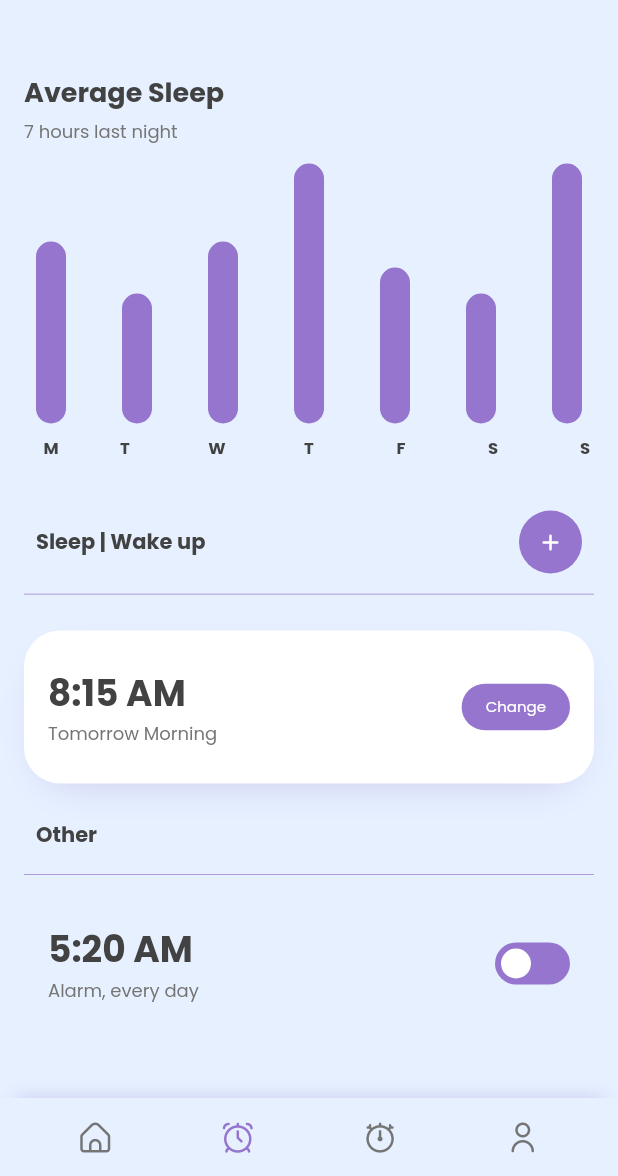
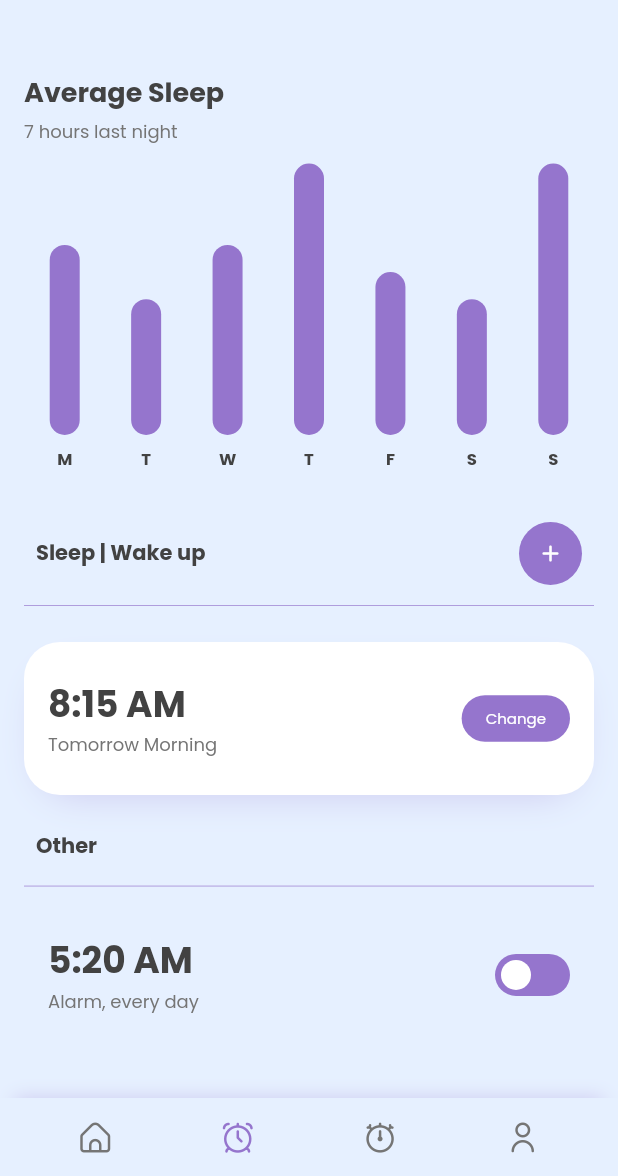
Before and after one commit to es-victor/dribbble-shots-2022, a Flutter app: the screen it shows after launch, on a phone screen of 412 x 824 dp, the part 60-1236 px from its top. Run offline on Flutter 3.47's test engine with Material 2 defaults, Android fonts, the phone set to English and light mode, and no system bars; drawn by our look-alikes of fl_chart; our stand-ins replace google_fonts.

Commit message:
shot01 completed

```diff
--- a/lib/dribbble_shots/shot_01/shot_01_home.dart
+++ b/lib/dribbble_shots/shot_01/shot_01_home.dart
@@ -169,10 +169,8 @@ class _Shot01HomeState extends State<Shot01Home> {
     );
   }
 
-  Padding chart() {
-    return Padding(
-      padding: const EdgeInsets.symmetric(horizontal: 8.0),
-      child: AspectRatio(
+  AspectRatio chart() {
+    return AspectRatio(
       aspectRatio: 2.1,
       child: BarChart(
         BarChartData(
@@ -190,8 +188,7 @@ class _Shot01HomeState extends State<Shot01Home> {
             leftTitle: AxisTitle(margin: 10, reservedSize: 0100),
           ),
           barGroups: Shot01().data,
-            alignment: BarChartAlignment.spaceBetween,
-          ),
+          alignment: BarChartAlignment.spaceAround,
         ),
       ),
     );
@@ -364,8 +361,9 @@ class _Shot01HomeState extends State<Shot01Home> {
 
   Row weekDays() {
     return Row(mainAxisAlignment: MainAxisAlignment.spaceBetween, children: [
-      Container(
-        padding: const EdgeInsets.symmetric(horizontal: 13, vertical: 8),
+      Expanded(
+        child: Container(
+          padding: EdgeInsets.symmetric(vertical: 8),
           alignment: Alignment.center,
           child: Text(
             "M",
@@ -377,7 +375,9 @@ class _Shot01HomeState extends State<Shot01Home> {
           ),
           width: 12,
         ),
-      Container(
+      ),
+      Expanded(
+        child: Container(
           alignment: Alignment.center,
           child: Text(
             "T",
@@ -389,7 +389,9 @@ class _Shot01HomeState extends State<Shot01Home> {
           ),
           width: 12,
         ),
-      Container(
+      ),
+      Expanded(
+        child: Container(
           alignment: Alignment.center,
           child: Text(
             "W",
@@ -401,7 +403,9 @@ class _Shot01HomeState extends State<Shot01Home> {
           ),
           width: 12,
         ),
-      Container(
+      ),
+      Expanded(
+        child: Container(
           alignment: Alignment.center,
           child: Text(
             "T",
@@ -413,7 +417,9 @@ class _Shot01HomeState extends State<Shot01Home> {
           ),
           width: 12,
         ),
-      Container(
+      ),
+      Expanded(
+        child: Container(
           alignment: Alignment.center,
           child: Text(
             "F",
@@ -425,7 +431,9 @@ class _Shot01HomeState extends State<Shot01Home> {
           ),
           width: 12,
         ),
-      Container(
+      ),
+      Expanded(
+        child: Container(
           alignment: Alignment.center,
           child: Text(
             "S",
@@ -437,7 +445,9 @@ class _Shot01HomeState extends State<Shot01Home> {
           ),
           width: 12,
         ),
-      Container(
+      ),
+      Expanded(
+        child: Container(
           alignment: Alignment.center,
           child: Text(
             "S",
@@ -448,6 +458,7 @@ class _Shot01HomeState extends State<Shot01Home> {
             ),
           ),
           width: 12,
+        ),
       ),
     ]);
   }
@@ -863,7 +874,7 @@ class _Shot01SecondScreenState extends State<Shot01SecondScreen>
               child: Text(
                 "Edit sleep schedule in  health",
                 style: TextStyle(
-                  fontSize: 14,
+                  fontSize: 13,
                 ),
               ),
             ),
@@ -887,6 +898,14 @@ class _Shot01SecondScreenState extends State<Shot01SecondScreen>
       decoration: BoxDecoration(
         color: Colors.white,
         borderRadius: BorderRadius.circular(24),
+        boxShadow: [
+          BoxShadow(
+            color: Shot01().primaryColor.withOpacity(0.7),
+            blurRadius: 20,
+            spreadRadius: -15,
+            offset: Offset(0, 10),
+          ),
+        ],
       ),
       child: Column(
         crossAxisAlignment: CrossAxisAlignment.start,
```
Lines whose indentation alone changed are shown as unchanged.
